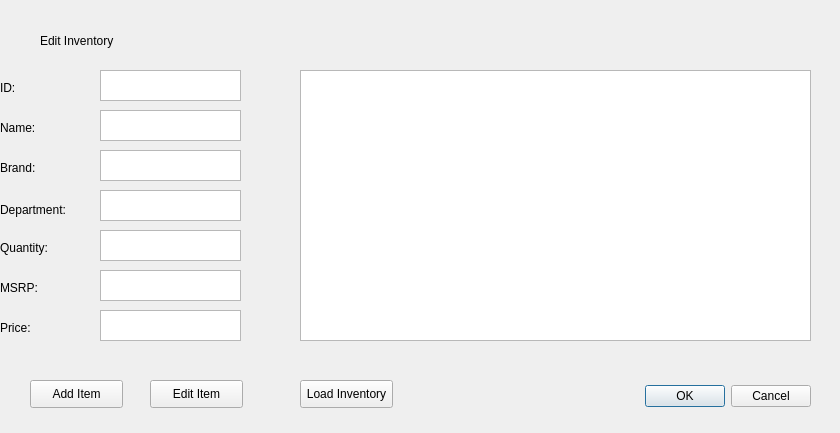
This is testGUI/testwindow2.ui in Ingvildk/SoftwareEngineering441 as Qt 5 draws it before an edit. The edited form follows.
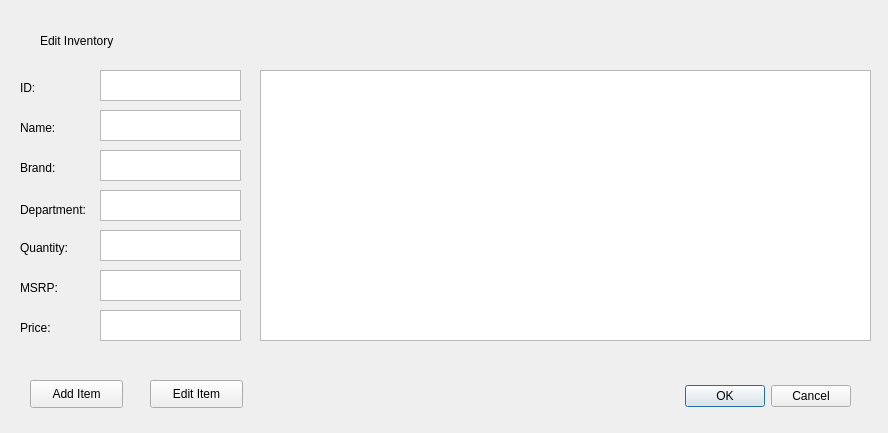
This is the edited form.

```diff
--- a/testGUI/testwindow2.ui
+++ b/testGUI/testwindow2.ui
@@ -6,7 +6,7 @@
    <rect>
     <x>0</x>
     <y>0</y>
-    <width>840</width>
+    <width>888</width>
     <height>433</height>
    </rect>
   </property>
@@ -16,7 +16,7 @@
   <widget class="QDialogButtonBox" name="buttonBox">
    <property name="geometry">
     <rect>
-     <x>630</x>
+     <x>670</x>
      <y>380</y>
      <width>181</width>
      <height>32</height>
@@ -68,19 +68,6 @@
     <string>Edit Item</string>
    </property>
   </widget>
-  <widget class="QPushButton" name="pushButtonLoadInventory">
-   <property name="geometry">
-    <rect>
-     <x>300</x>
-     <y>380</y>
-     <width>93</width>
-     <height>28</height>
-    </rect>
-   </property>
-   <property name="text">
-    <string>Load Inventory</string>
-   </property>
-  </widget>
   <widget class="QPlainTextEdit" name="input_ID">
    <property name="geometry">
     <rect>
@@ -94,7 +81,7 @@
   <widget class="QLabel" name="label_2">
    <property name="geometry">
     <rect>
-     <x>0</x>
+     <x>20</x>
      <y>120</y>
      <width>57</width>
      <height>15</height>
@@ -107,7 +94,7 @@
   <widget class="QLabel" name="label_3">
    <property name="geometry">
     <rect>
-     <x>0</x>
+     <x>20</x>
      <y>80</y>
      <width>57</width>
      <height>15</height>
@@ -180,7 +167,7 @@
   <widget class="QLabel" name="label_4">
    <property name="geometry">
     <rect>
-     <x>0</x>
+     <x>20</x>
      <y>160</y>
      <width>57</width>
      <height>15</height>
@@ -193,7 +180,7 @@
   <widget class="QLabel" name="label_5">
    <property name="geometry">
     <rect>
-     <x>0</x>
+     <x>20</x>
      <y>200</y>
      <width>91</width>
      <height>20</height>
@@ -206,7 +193,7 @@
   <widget class="QLabel" name="label_6">
    <property name="geometry">
     <rect>
-     <x>0</x>
+     <x>20</x>
      <y>240</y>
      <width>71</width>
      <height>16</height>
@@ -219,7 +206,7 @@
   <widget class="QLabel" name="label_7">
    <property name="geometry">
     <rect>
-     <x>0</x>
+     <x>20</x>
      <y>280</y>
      <width>57</width>
      <height>15</height>
@@ -232,7 +219,7 @@
   <widget class="QLabel" name="label_8">
    <property name="geometry">
     <rect>
-     <x>0</x>
+     <x>20</x>
      <y>320</y>
      <width>57</width>
      <height>15</height>
@@ -245,12 +232,17 @@
   <widget class="QTextBrowser" name="show_Inventory">
    <property name="geometry">
     <rect>
-     <x>300</x>
+     <x>260</x>
      <y>70</y>
-     <width>511</width>
+     <width>611</width>
      <height>271</height>
     </rect>
    </property>
+   <property name="font">
+    <font>
+     <pointsize>6</pointsize>
+    </font>
+   </property>
   </widget>
  </widget>
  <resources/>
```
